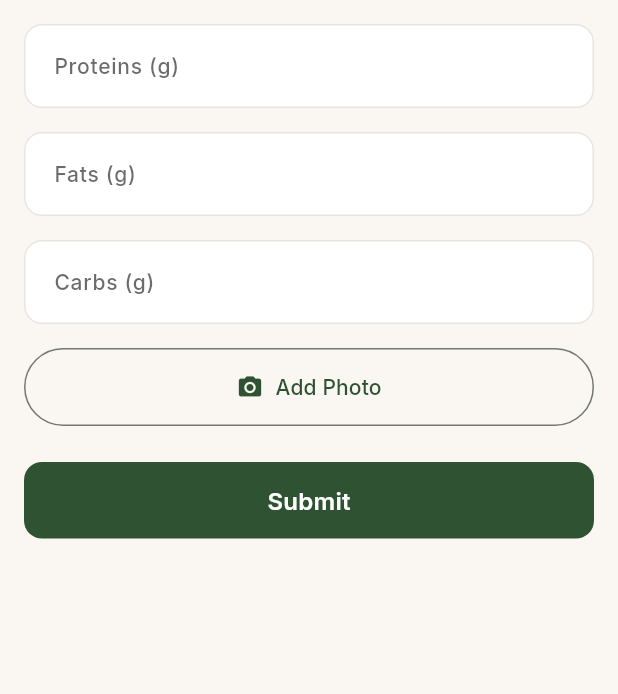
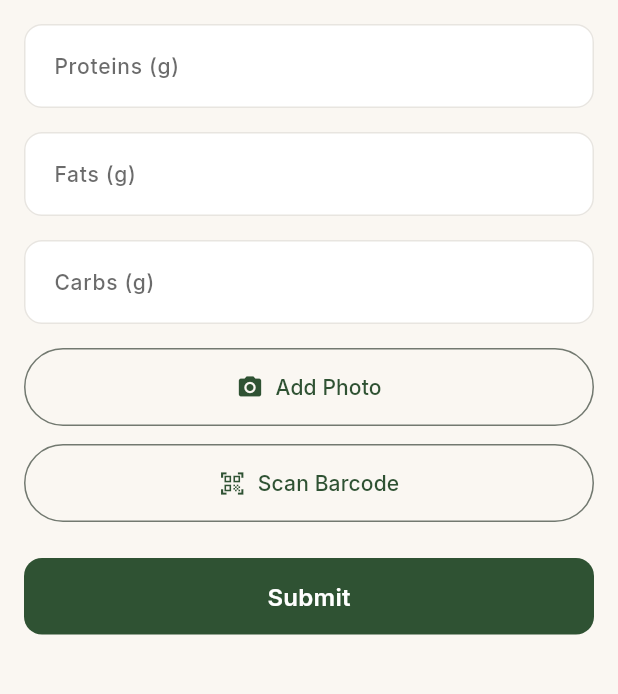
Before and after one commit to norbertgrzenkowicz/calories_counter, a Flutter app: the AddMealScreen screen opened directly with empty values, on a phone screen of 412 x 824 dp, the part 300-994 px from its top. Run offline on Flutter 3.47's test engine with Material 3 defaults, Android fonts, the phone set to English and light mode, and no system bars; our stand-ins replace camera, fl_chart, google_fonts, image_picker, supabase_flutter, table_calendar; missing offline and left inert: mobile_scanner; accounts and stored records are empty.

Commit message:
Add barcode scanning capability with mobile_scanner
- Add mobile_scanner dependency to pubspec.yaml
- Create BarcodeScannerScreen with custom overlay and flash toggle
- Support for food-specific barcode formats (EAN-13, EAN-8, UPC-A, UPC-E)
- Integrate barcode scanning into AddMealScreen with visual feedback
- Add loading states and error handling for barcode scanning
- Create STATUS.md to track implementation progress

🤖 Generated with [Claude Code](https://claude.ai/code)

Co-Authored-By: Claude <noreply@anthropic.com>

```diff
--- a/flutter_app/lib/screens/add_meal_screen.dart
+++ b/flutter_app/lib/screens/add_meal_screen.dart
@@ -6,6 +6,7 @@ import 'package:image_picker/image_picker.dart';
 import '../theme/app_theme.dart';
 import '../models/meal.dart';
 import '../services/supabase_service.dart';
+import 'barcode_scanner_screen.dart';
 
 class AddMealScreen extends StatefulWidget {
   final Function() onMealAdded;
@@ -28,6 +29,8 @@ class _AddMealScreenState extends State<AddMealScreen> {
   bool _isAnalyzing = false;
   bool _hasAnalyzedPhoto = false;
   Map<String, dynamic>? _analysisResult;
+  String? _scannedBarcode;
+  bool _isScanningBarcode = false;
 
   // API endpoint using cloud function
   static const String _apiBaseUrl = 'https://us-central1-white-faculty-417521.cloudfunctions.net/yapper-api';
@@ -131,6 +134,52 @@ class _AddMealScreenState extends State<AddMealScreen> {
           ),
         );
       }
+    }
+  }
+
+  Future<void> _scanBarcode() async {
+    setState(() {
+      _isScanningBarcode = true;
+    });
+
+    try {
+      final result = await Navigator.push<String>(
+        context,
+        MaterialPageRoute(
+          builder: (context) => const BarcodeScannerScreen(),
+        ),
+      );
+
+      if (result != null) {
+        setState(() {
+          _scannedBarcode = result;
+          _nameController.text = 'Product $result'; // Placeholder name
+        });
+
+        if (mounted) {
+          ScaffoldMessenger.of(context).showSnackBar(
+            SnackBar(
+              content: Text('Barcode scanned: $result'),
+              backgroundColor: Colors.green,
+            ),
+          );
+        }
+
+        // TODO: Look up product in OpenFoodFacts - will be implemented in Phase 2
+      }
+    } catch (e) {
+      if (mounted) {
+        ScaffoldMessenger.of(context).showSnackBar(
+          SnackBar(
+            content: Text('Failed to scan barcode: $e'),
+            backgroundColor: Colors.red,
+          ),
+        );
+      }
+    } finally {
+      setState(() {
+        _isScanningBarcode = false;
+      });
     }
   }
 
@@ -331,6 +380,47 @@ class _AddMealScreenState extends State<AddMealScreen> {
                     padding: const EdgeInsets.all(16),
                   ),
                 ),
+                const SizedBox(height: 12),
+                OutlinedButton.icon(
+                  onPressed: _isScanningBarcode ? null : _scanBarcode,
+                  icon: _isScanningBarcode
+                      ? const SizedBox(
+                          width: 16,
+                          height: 16,
+                          child: CircularProgressIndicator(strokeWidth: 2),
+                        )
+                      : const Icon(Icons.qr_code_scanner),
+                  label: Text(_isScanningBarcode ? 'Scanning...' : 'Scan Barcode'),
+                  style: OutlinedButton.styleFrom(
+                    padding: const EdgeInsets.all(16),
+                  ),
+                ),
+                if (_scannedBarcode != null) ...[
+                  const SizedBox(height: 16),
+                  Container(
+                    padding: const EdgeInsets.all(12),
+                    decoration: BoxDecoration(
+                      color: Colors.orange.shade50,
+                      borderRadius: BorderRadius.circular(8),
+                      border: Border.all(color: Colors.orange.shade200),
+                    ),
+                    child: Row(
+                      children: [
+                        Icon(Icons.qr_code, color: Colors.orange.shade700),
+                        const SizedBox(width: 8),
+                        Expanded(
+                          child: Text(
+                            'Barcode: $_scannedBarcode\n(Product lookup coming in Phase 2)',
+                            style: TextStyle(
+                              color: Colors.orange.shade700,
+                              fontSize: 14,
+                            ),
+                          ),
+                        ),
+                      ],
+                    ),
+                  ),
+                ],
                 if (_hasAnalyzedPhoto && _analysisResult != null) ...[
                   const SizedBox(height: 16),
                   Container(
--- a/flutter_app/pubspec.yaml
+++ b/flutter_app/pubspec.yaml
@@ -20,6 +20,7 @@ dependencies:
   fl_chart: ^0.68.0
   shared_preferences: ^2.2.2
   supabase_flutter: ^2.3.4
+  mobile_scanner: ^5.2.3
 
 dev_dependencies:
   flutter_test:
```
Also changed, not shown: flutter_app/lib/screens/barcode_scanner_screen.dart (added, +267 -0 lines), 1 other file.
